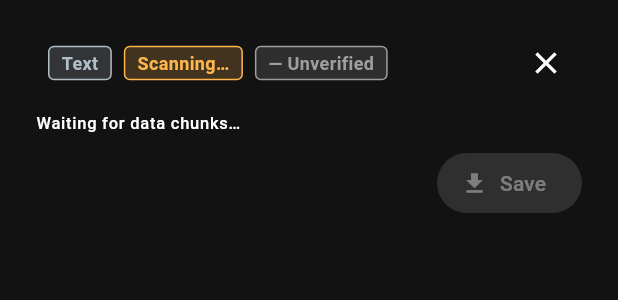
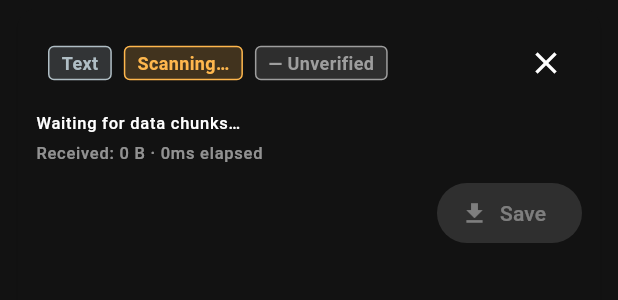
Before and after one commit to TerrorSquad/porter, a Flutter app: the TransferCard widget shown alone on an empty page, opened directly with empty values, on a phone screen of 412 x 824 dp. Shown: the top 300 px of the screen. Run offline on Flutter 3.47's test engine with Material 3 defaults, Android fonts, the phone set to English and light mode, and no system bars; our stand-ins replace file_picker, plugin_platform_interface, shared_preferences, web; missing offline and left inert: dart:js_interop, dart:ui_web; accounts and stored records are empty.

Commit message:
feat(porter_android): show transfer throughput and per-chunk detail

```diff
--- a/porter_android/lib/models/transfer.dart
+++ b/porter_android/lib/models/transfer.dart
@@ -19,6 +19,16 @@ class Transfer {
   int get progress => total > 0 ? ((seenIndices.length / total) * 100).round() : 0;
   bool get isComplete => total > 0 && seenIndices.length == total;
 
+  /// Chunk indices (1-based) that have not been seen yet, in ascending order.
+  List<int> get missingIndices => [
+        for (var i = 1; i <= total; i++)
+          if (!seenIndices.contains(i)) i,
+      ];
+
+  /// Total bytes received so far, across all chunks (before any
+  /// decompression for mode 'C').
+  int get receivedBytes => chunks.values.fold(0, (sum, c) => sum + c.length);
+
   void addChunk(int index, List<int> data) {
     if (!seenIndices.contains(index)) {
       seenIndices.add(index);
--- a/porter_android/lib/providers/scanner_provider.dart
+++ b/porter_android/lib/providers/scanner_provider.dart
@@ -10,6 +10,7 @@ class ScannerProvider extends ChangeNotifier {
   final Assembler assembler;
   Transfer? _activeTransfer;
   final List<DateTime> _recentScans = [];
+  final List<(DateTime, int)> _recentBytes = [];
 
   int totalScanned = 0;
   int duplicatesSkipped = 0;
@@ -25,6 +26,7 @@ class ScannerProvider extends ChangeNotifier {
         ) {
     assembler.onProgress = _onProgress;
     assembler.onComplete = _onComplete;
+    assembler.onChunkBytes = _onChunkBytes;
   }
 
   Transfer? get activeTransfer => _activeTransfer;
@@ -33,6 +35,18 @@ class ScannerProvider extends ChangeNotifier {
   /// QR codes processed per second, averaged over the last [_rateWindow].
   double get scansPerSecond =>
       _recentScans.length / _rateWindow.inSeconds;
+
+  /// Payload bytes received per second, averaged over the last [_rateWindow].
+  double get bytesPerSecond {
+    final now = DateTime.now();
+    _recentBytes.removeWhere((e) => now.difference(e.$1) > _rateWindow);
+    final total = _recentBytes.fold<int>(0, (sum, e) => sum + e.$2);
+    return total / _rateWindow.inSeconds;
+  }
+
+  void _onChunkBytes(int bytes) {
+    _recentBytes.add((DateTime.now(), bytes));
+  }
 
   void ingestQR(String raw, {String? relayUrl}) {
     final now = DateTime.now();
@@ -93,6 +107,8 @@ class ScannerProvider extends ChangeNotifier {
     lastError = null;
     relayStates.clear();
     relayLastOk = null;
+    _recentScans.clear();
+    _recentBytes.clear();
     notifyListeners();
   }
 
--- a/porter_android/lib/screens/scanning_screen.dart
+++ b/porter_android/lib/screens/scanning_screen.dart
@@ -8,6 +8,7 @@ import '../models/camera_fps.dart';
 import '../models/camera_resolution.dart';
 import '../providers/scanner_provider.dart';
 import '../providers/settings_provider.dart';
+import '../utils/format.dart';
 import 'settings_screen.dart';
 import 'transfers_screen.dart';
 
@@ -28,6 +29,8 @@ class _ScanningScreenState extends State<ScanningScreen> {
   bool _restarting = false;
   Timer? _rateTimer;
   DateTime? _lastFlashAt;
+  Offset? _focusPoint;
+  Timer? _focusIndicatorTimer;
 
   @override
   void initState() {
@@ -144,14 +147,65 @@ class _ScanningScreenState extends State<ScanningScreen> {
   @override
   void dispose() {
     _rateTimer?.cancel();
+    _focusIndicatorTimer?.cancel();
     controller.dispose();
     super.dispose();
+  }
+
+  /// Sets the camera focus point at the tap location and shows a brief
+  /// reticle there so the focus control is visible on the preview.
+  void _handleFocusTap(TapUpDetails details, Size previewSize) {
+    final local = details.localPosition;
+    final relative = Offset(
+      (local.dx / previewSize.width).clamp(0.0, 1.0),
+      (local.dy / previewSize.height).clamp(0.0, 1.0),
+    );
+
+    setState(() => _focusPoint = local);
+    _focusIndicatorTimer?.cancel();
+    _focusIndicatorTimer = Timer(const Duration(milliseconds: 600), () {
+      if (mounted) setState(() => _focusPoint = null);
+    });
+
+    // Ignore focus errors during a camera restart (e.g. resolution/fps change).
+    controller.setFocusPoint(relative).catchError((_) {});
+  }
+
+  /// The camera preview with tap-to-focus and a focus reticle overlay.
+  Widget _buildPreview() {
+    return LayoutBuilder(
+      builder: (context, constraints) {
+        final size = Size(constraints.maxWidth, constraints.maxHeight);
+        return GestureDetector(
+          behavior: HitTestBehavior.opaque,
+          onTapUp: (details) => _handleFocusTap(details, size),
+          child: Stack(
+            fit: StackFit.expand,
+            children: [
+              MobileScanner(
+                key: ValueKey(controller),
+                controller: controller,
+                onDetect: _handleQRDetected,
+              ),
+              if (_focusPoint != null)
+                Positioned(
+                  left: _focusPoint!.dx - 32,
+                  top: _focusPoint!.dy - 32,
+                  child: const _FocusReticle(),
+                ),
+            ],
+          ),
+        );
+      },
+    );
   }
 
   String _hudText(ScannerProvider provider) {
     final scanned = provider.totalScanned + provider.duplicatesSkipped;
     final rate = provider.scansPerSecond;
-    return 'scanned $scanned · new ${provider.totalScanned} · dupes ${provider.duplicatesSkipped} · ${rate.toStringAsFixed(1)}/s';
+    final bytesRate = provider.bytesPerSecond;
+    return 'scanned $scanned · new ${provider.totalScanned} · dupes ${provider.duplicatesSkipped} · '
+        '${rate.toStringAsFixed(1)}/s · ${formatBytes(bytesRate.round())}/s';
   }
 
   Widget _buildHud(BuildContext context, ScannerProvider provider, SettingsProvider settings) {
@@ -265,20 +319,10 @@ class _ScanningScreenState extends State<ScanningScreen> {
                     ? Center(
                         child: AspectRatio(
                           aspectRatio: 1,
-                          child: MobileScanner(
-                            key: ValueKey(controller),
-                            controller: controller,
-                            onDetect: _handleQRDetected,
-                            tapToFocus: true,
-                          ),
+                          child: _buildPreview(),
                         ),
                       )
-                    : MobileScanner(
-                        key: ValueKey(controller),
-                        controller: controller,
-                        onDetect: _handleQRDetected,
-                        tapToFocus: true,
-                      ),
+                    : _buildPreview(),
               ),
               Container(
                 color: Colors.black87,
@@ -337,3 +381,52 @@ class _ScanningScreenState extends State<ScanningScreen> {
     );
   }
 }
+
+/// A brief, fading reticle shown where the user tapped to focus.
+class _FocusReticle extends StatefulWidget {
+  const _FocusReticle();
+
+  @override
+  State<_FocusReticle> createState() => _FocusReticleState();
+}
+
+class _FocusReticleState extends State<_FocusReticle> with SingleTickerProviderStateMixin {
+  late final AnimationController _controller;
+
+  @override
+  void initState() {
+    super.initState();
+    _controller = AnimationController(
+      vsync: this,
+      duration: const Duration(milliseconds: 600),
+    )..forward();
+  }
+
+  @override
+  void dispose() {
+    _controller.dispose();
+    super.dispose();
+  }
+
+  @override
+  Widget build(BuildContext context) {
+    return IgnorePointer(
+      child: FadeTransition(
+        opacity: Tween<double>(begin: 1, end: 0).animate(_controller),
+        child: ScaleTransition(
+          scale: Tween<double>(begin: 1.2, end: 1.0).animate(
+            CurvedAnimation(parent: _controller, curve: Curves.easeOut),
+          ),
+          child: Container(
+            width: 64,
+            height: 64,
+            decoration: BoxDecoration(
+              border: Border.all(color: Colors.yellow, width: 2),
+              borderRadius: BorderRadius.circular(4),
+            ),
+          ),
+        ),
+      ),
+    );
+  }
+}
--- a/porter_android/lib/services/assembler.dart
+++ b/porter_android/lib/services/assembler.dart
@@ -9,8 +9,9 @@ class Assembler {
   final Map<String, Transfer> transfers = {};
   Function(Transfer)? onProgress;
   Function(Transfer)? onComplete;
+  Function(int)? onChunkBytes;
 
-  Assembler({this.onProgress, this.onComplete});
+  Assembler({this.onProgress, this.onComplete, this.onChunkBytes});
 
   /// Process a raw QR string. Returns true if new data was ingested.
   bool ingest(String raw) {
@@ -38,6 +39,7 @@ class Assembler {
       final payload = _decodePayload(parsed.mode, parsed.payload);
       transfer.addChunk(parsed.index, payload);
       transfer.mode = parsed.mode;
+      onChunkBytes?.call(payload.length);
 
       onProgress?.call(transfer);
       _tryComplete(transfer);
--- a/porter_android/lib/utils/format.dart
+++ b/porter_android/lib/utils/format.dart
@@ -12,3 +12,48 @@ String formatBytes(int bytes) {
   final formatted = unitIndex == 0 ? size.toStringAsFixed(0) : size.toStringAsFixed(1);
   return '$formatted ${units[unitIndex]}';
 }
+
+/// Formats a [Duration] as a compact human-readable string, e.g. "850ms",
+/// "12.3s", "1m 05s".
+String formatDuration(Duration d) {
+  if (d.inMilliseconds < 1000) return '${d.inMilliseconds}ms';
+  if (d.inSeconds < 60) {
+    final tenths = (d.inMilliseconds % 1000) ~/ 100;
+    return '${d.inSeconds}.${tenths}s';
+  }
+  final minutes = d.inMinutes;
+  final seconds = d.inSeconds % 60;
+  return '${minutes}m ${seconds.toString().padLeft(2, '0')}s';
+}
+
+/// Condenses a sorted list of chunk indices into comma-separated ranges,
+/// e.g. [1, 2, 3, 5, 7, 8] -> "1-3, 5, 7-8". Caps the output at [maxRanges]
+/// ranges, appending "+N more" for the remainder.
+String formatChunkRanges(List<int> indices, {int maxRanges = 8}) {
+  if (indices.isEmpty) return '';
+
+  final ranges = <String>[];
+  var start = indices.first;
+  var end = indices.first;
+
+  void flush() {
+    ranges.add(start == end ? '$start' : '$start-$end');
+  }
+
+  for (final index in indices.skip(1)) {
+    if (index == end + 1) {
+      end = index;
+    } else {
+      flush();
+      start = index;
+      end = index;
+    }
+  }
+  flush();
+
+  if (ranges.length > maxRanges) {
+    final shown = ranges.take(maxRanges).join(', ');
+    return '$shown, +${ranges.length - maxRanges} more';
+  }
+  return ranges.join(', ');
+}
--- a/porter_android/lib/widgets/transfer_card.dart
+++ b/porter_android/lib/widgets/transfer_card.dart
@@ -21,6 +21,7 @@ class TransferCard extends StatefulWidget {
 
 class _TransferCardState extends State<TransferCard> {
   bool _saving = false;
+  bool _showMissing = false;
 
   Future<void> _handleSave() async {
     setState(() => _saving = true);
@@ -200,22 +201,54 @@ class _TransferCardState extends State<TransferCard> {
             if (transfer.total > 0) ...[
               LinearProgressIndicator(value: transfer.progress / 100),
               const SizedBox(height: 4),
-              Text(
-                '${transfer.seenIndices.length} / ${transfer.total} chunks',
-                style: Theme.of(context).textTheme.labelSmall,
+              Row(
+                children: [
+                  Text(
+                    '${transfer.seenIndices.length} / ${transfer.total} chunks',
+                    style: Theme.of(context).textTheme.labelSmall,
+                  ),
+                  if (!transfer.isComplete) ...[
+                    const SizedBox(width: 8),
+                    InkWell(
+                      onTap: () => setState(() => _showMissing = !_showMissing),
+                      child: Text(
+                        _showMissing ? 'Hide missing ▲' : 'Show missing ▼',
+                        style: Theme.of(context)
+                            .textTheme
+                            .labelSmall
+                            ?.copyWith(color: Colors.blue.shade300),
+                      ),
+                    ),
+                  ],
+                ],
               ),
+              if (_showMissing && !transfer.isComplete) ...[
+                const SizedBox(height: 4),
+                Text(
+                  'Missing: ${formatChunkRanges(transfer.missingIndices)}',
+                  style: Theme.of(context)
+                      .textTheme
+                      .labelSmall
+                      ?.copyWith(color: Colors.white54),
+                ),
+              ],
             ] else
               Text(
                 'Waiting for data chunks…',
                 style: Theme.of(context).textTheme.labelSmall,
               ),
-            if (transfer.assembled != null) ...[
-              const SizedBox(height: 8),
-              Text(
-                'Size: ${formatBytes(transfer.assembled!.length)}',
-                style: Theme.of(context).textTheme.labelSmall,
-              ),
-            ],
+            const SizedBox(height: 4),
+            Text(
+              transfer.assembled != null
+                  ? 'Size: ${formatBytes(transfer.assembled!.length)} · '
+                      'completed in ${formatDuration(transfer.completedAt!.difference(transfer.createdAt))}'
+                  : 'Received: ${formatBytes(transfer.receivedBytes)} · '
+                      '${formatDuration(DateTime.now().difference(transfer.createdAt))} elapsed',
+              style: Theme.of(context)
+                  .textTheme
+                  .labelSmall
+                  ?.copyWith(color: Colors.white54),
+            ),
             if (preview != null) ...[
               const SizedBox(height: 8),
               preview,
```
